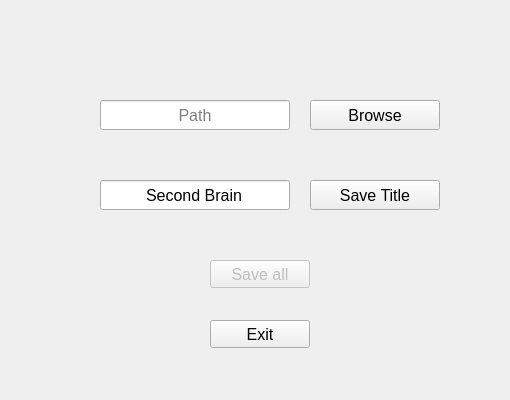
Old version of the form src/logic/config/config_menu.ui in the repository DVergaraM/Self1.
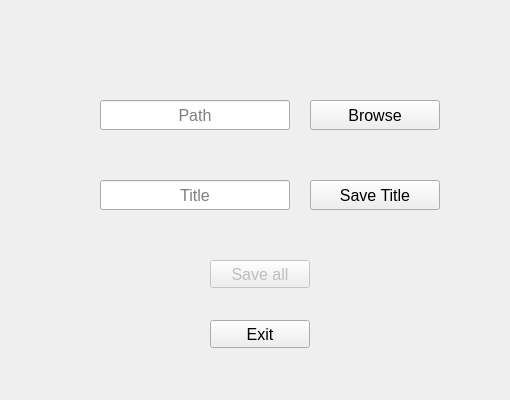
New version of the form.

```diff
--- a/src/logic/config/config_menu.ui
+++ b/src/logic/config/config_menu.ui
@@ -72,9 +72,6 @@
      <pointsize>12</pointsize>
     </font>
    </property>
-   <property name="text">
-    <string>Second Brain</string>
-   </property>
    <property name="alignment">
     <set>Qt::AlignCenter</set>
    </property>
```
